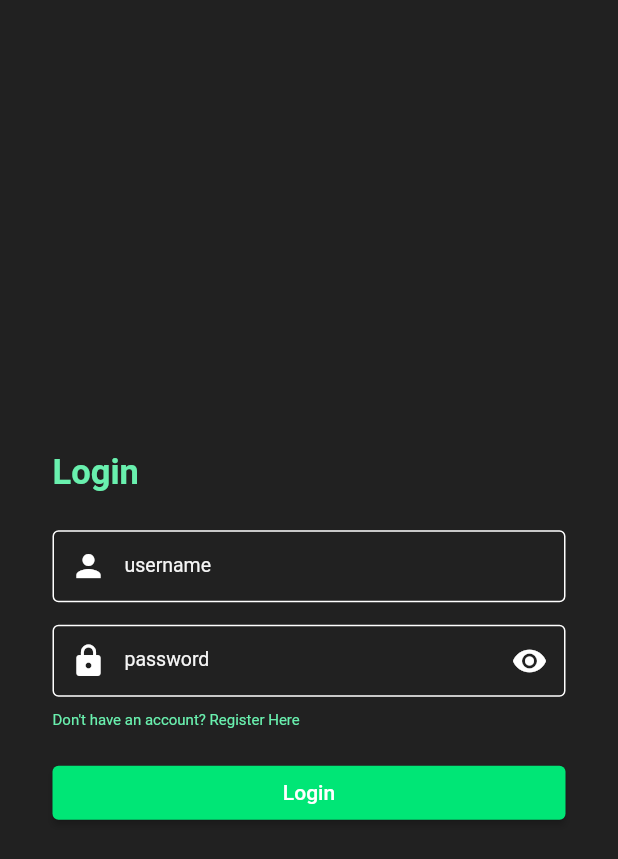
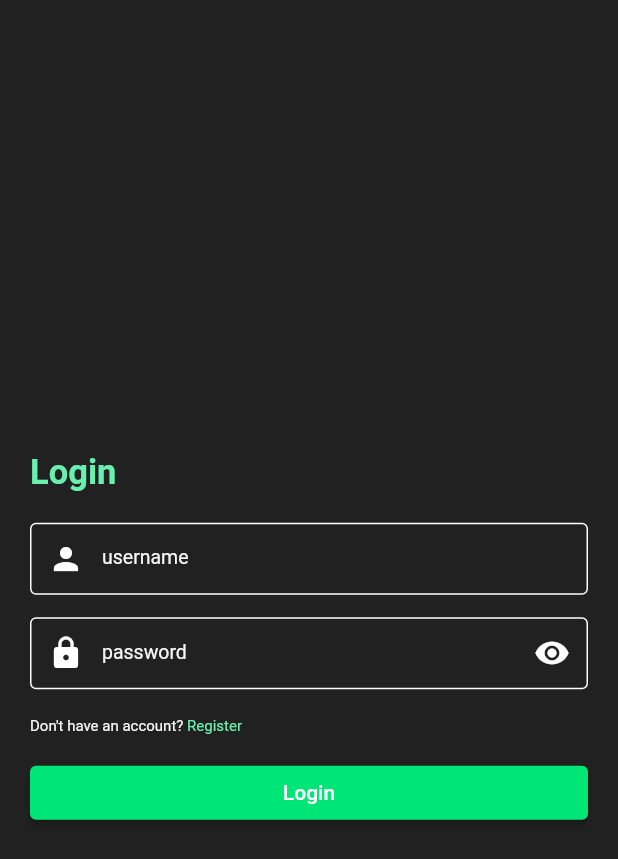
Before and after one commit to LwinHtooA3ng/Hits-Music-App, a Flutter app: the screen it shows after launch, after a tap on "Login", on a phone screen of 412 x 824 dp. Shown: the top 859 px of the screen. Run offline on Flutter 3.47's test engine with Material 2 defaults, Android fonts, the phone set to English and light mode, and no system bars; our stand-ins replace audioplayers, shared_preferences.

Commit message:
adding styles

```diff
--- a/lib/startScreen.dart
+++ b/lib/landing.dart
@@ -1,7 +1,7 @@
 import 'package:flutter/material.dart';
 
-class startScreen extends StatelessWidget {
-  const startScreen({Key? key}) : super(key: key);
+class Home extends StatelessWidget {
+  const Home({Key? key}) : super(key: key);
 
   @override
   Widget build(BuildContext context) {
@@ -12,7 +12,7 @@ class startScreen extends StatelessWidget {
         child: SafeArea(
           child: Center(
             child: Padding(
-              padding: const EdgeInsets.symmetric(horizontal: 40),
+              padding: const EdgeInsets.symmetric(horizontal: 20),
               child: Column(
                 mainAxisAlignment: MainAxisAlignment.center,
                 children: [
--- a/lib/loginScreen.dart
+++ b/lib/loginScreen.dart
@@ -32,7 +32,7 @@ class _LoginPageState extends State<LoginPage> {
               child: Center(
                 child: ListView(
                   shrinkWrap: true,
-                  padding: const EdgeInsets.symmetric(horizontal: 35),
+                  padding: const EdgeInsets.symmetric(horizontal: 20),
                   children: [
                     const SizedBox(
                       height: 15,
@@ -48,7 +48,7 @@ class _LoginPageState extends State<LoginPage> {
                           color: Colors.greenAccent),
                     ),
                     const SizedBox(
-                      height: 25,
+                      height: 20,
                     ),
                     TextFormField(
                       controller: usernameController,
@@ -115,16 +115,17 @@ class _LoginPageState extends State<LoginPage> {
                         onTap: () {
                           Navigator.pushReplacementNamed(context, '/register');
                         },
-                        child: const Text(
-                          "Don't have an account? Register Here",
-                          style: TextStyle(
-                              fontSize: 10, color: Colors.greenAccent),
-                        ),
+                        child: Row(children: [
+                          Text("Don't have an account? ",   style: TextStyle(
+                              fontSize: 10, color: Colors.grey[100]),),
+                          const Text("Register",   style: TextStyle(
+                              fontSize: 10, color: Colors.greenAccent),)
+                        ]),
                       ),
                     ),
-                    // const SizedBox(
-                    //   height: 20,
-                    // ),
+                    const SizedBox(
+                      height: 5,
+                    ),
                     SizedBox(
                       child: ElevatedButton(
                           style: ElevatedButton.styleFrom(
--- a/lib/main.dart
+++ b/lib/main.dart
@@ -1,7 +1,7 @@
 import 'package:flutter/material.dart';
 import 'loginScreen.dart';
 import 'songScreen.dart';
-import 'startScreen.dart';
+import 'landing.dart';
 import 'registerScreen.dart';
 
 void main() => runApp(const MusicApp());
@@ -34,7 +34,7 @@ class MusicApp extends StatelessWidget {
       title: "Main",
       initialRoute: '/',
       routes: {
-        '/': (context) => const startScreen(),
+        '/': (context) => const Home(),
         '/register': (context) => const RegisterPage(),
         '/login': (context) => const LoginPage(),
         '/song': (context) => const HitsStf()
--- a/lib/songScreen.dart
+++ b/lib/songScreen.dart
@@ -38,7 +38,7 @@ class _HitsStfState extends State<HitsStf> {
                   child: Column(
                     children: [
                       Padding(
-                        padding: const EdgeInsets.fromLTRB(0, 0, 0, 30),
+                        padding: const EdgeInsets.fromLTRB(0, 0, 0, 20),
                         child: Row(
                           mainAxisAlignment: MainAxisAlignment.spaceBetween,
                           children: [
```
Also changed, not shown: lib/registerScreen.dart (+10 -6 lines).
